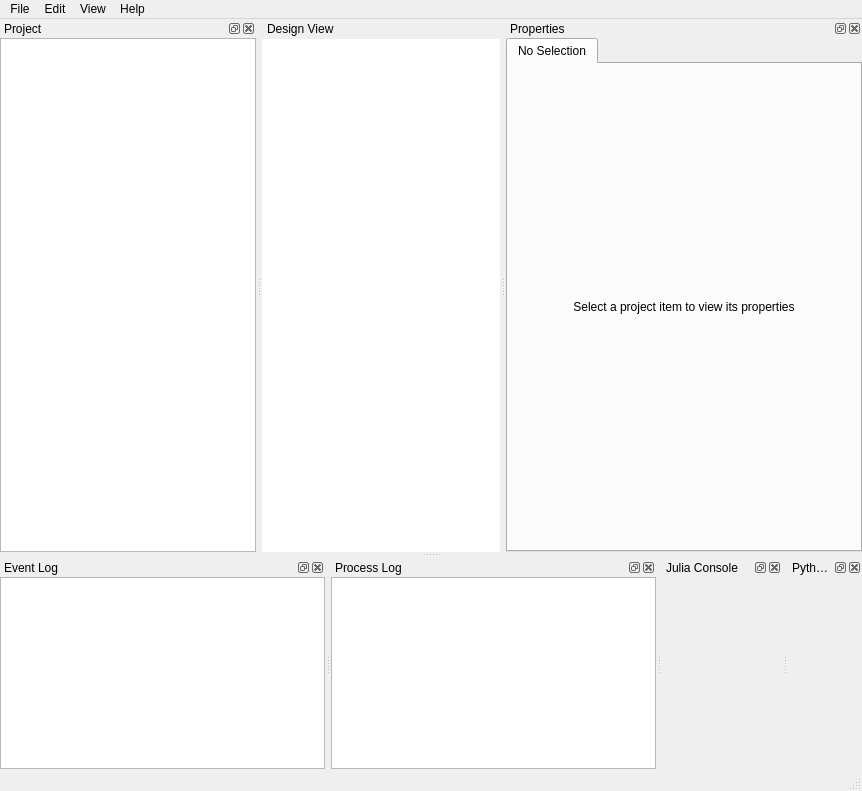
spine-tools/Spine-Toolbox, file spinetoolbox/ui/mainwindow.ui: the form before one commit.
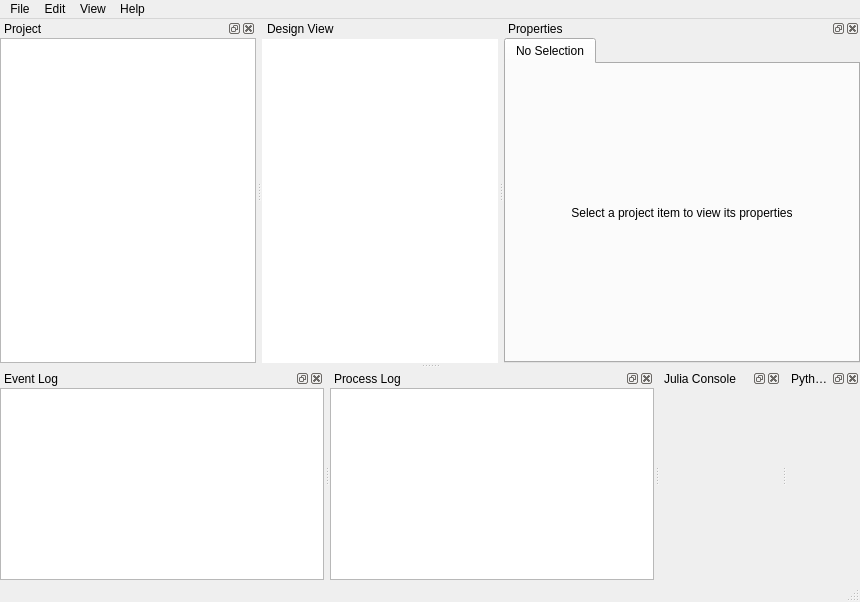
The form after the commit. Icons and pictures are not drawn. Custom widgets are drawn as their Qt base class.

Diff of the .ui file:
```diff
--- a/spinetoolbox/ui/mainwindow.ui
+++ b/spinetoolbox/ui/mainwindow.ui
@@ -18,8 +18,8 @@
    <rect>
     <x>0</x>
     <y>0</y>
-    <width>862</width>
-    <height>791</height>
+    <width>860</width>
+    <height>602</height>
    </rect>
   </property>
   <property name="windowTitle">
@@ -126,8 +126,8 @@
     <rect>
      <x>0</x>
      <y>0</y>
-     <width>862</width>
-     <height>28</height>
+     <width>860</width>
+     <height>26</height>
     </rect>
    </property>
    <property name="nativeMenuBar">
```
